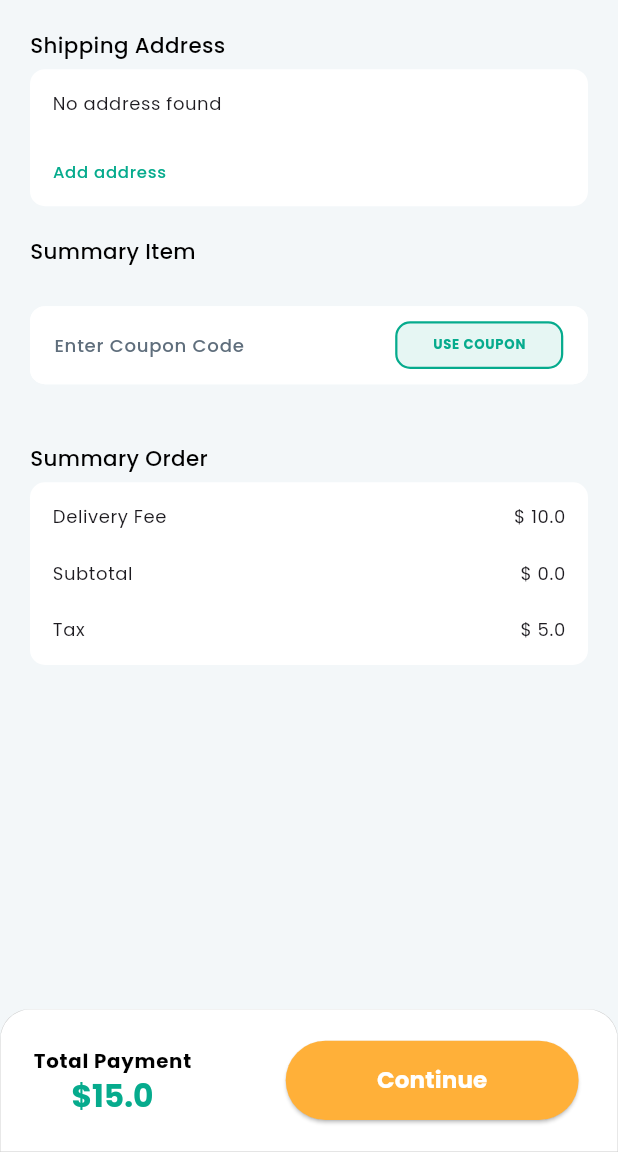
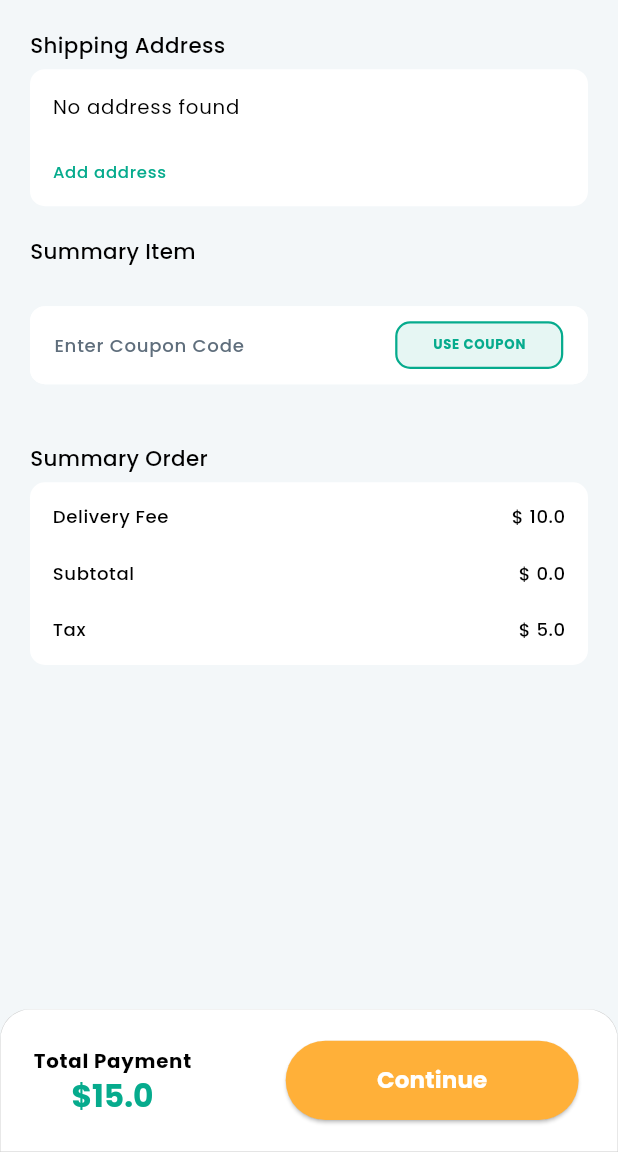
Before and after one commit to logicberry/shopping-app-mobile, a Flutter app: the CheckOutPage screen opened directly with empty values, on a phone screen of 412 x 824 dp, the part 84-1236 px from its top. Run offline on Flutter 3.47's test engine with Material 3 defaults, Android fonts, the phone set to English and light mode, and no system bars; our stand-ins replace flutter_rating_bar, flutter_screenutil, flutter_svg, get_it, go_router, internet_connection_checker and 2 more; missing offline and left inert: autoscale_tabbarview; accounts and stored records are empty.

Commit message:
fix: darkmode font issues

```diff
--- a/lib/src/core/app_theme.dart
+++ b/lib/src/core/app_theme.dart
@@ -12,12 +12,16 @@ class AppTheme {
     //BODY
     titleLarge: TextStyle(
         fontSize: 19.sp, color: AppColors.black, fontWeight: FontWeight.w600),
+    titleMedium: TextStyle(
+        fontSize: 16.sp, color: AppColors.black, fontWeight: FontWeight.w600),
 
     bodyLarge: TextStyle(
         fontSize: 12.sp, color: AppColors.black, fontWeight: FontWeight.w400),
 
     bodyMedium: TextStyle(
         fontSize: 13.sp, color: AppColors.black, fontWeight: FontWeight.w500),
+    bodySmall: TextStyle(
+        fontSize: 11.sp, color: AppColors.black, fontWeight: FontWeight.w500),
 
     //LABEL
     labelLarge: TextStyle(
@@ -33,10 +37,14 @@ class AppTheme {
     headlineMedium: TextStyle(fontSize: 12.sp, color: AppColors.white),
     titleLarge: TextStyle(
         fontSize: 19.sp, color: AppColors.white, fontWeight: FontWeight.w600),
+    titleMedium: TextStyle(
+        fontSize: 16.sp, color: AppColors.white, fontWeight: FontWeight.w600),
     bodyLarge: TextStyle(
         fontSize: 12.sp, color: AppColors.white, fontWeight: FontWeight.w400),
     bodyMedium: TextStyle(
         fontSize: 13.sp, color: AppColors.white, fontWeight: FontWeight.w500),
+    bodySmall: TextStyle(
+        fontSize: 11.sp, color: AppColors.white, fontWeight: FontWeight.w500),
     labelLarge: TextStyle(
         fontSize: 14.sp, color: AppColors.white, fontWeight: FontWeight.w600),
     labelSmall: TextStyle(fontSize: 11.sp, color: const Color(0xFF5F6E7C)),
--- a/lib/src/core/asset-manager/image_path.dart
+++ b/lib/src/core/asset-manager/image_path.dart
@@ -7,6 +7,7 @@ class ImagePath {
   static const String logo = '${imagePath}logo.png';
   static const String register = '${imagePath}register.png';
   static const String welcome = '${imagePath}welcome.png';
+  static const String avatar = '${imagePath}avatar.png';
   static const String promo1 = '${imagePath}promobanner.jpg';
   static const String promo2 = '${imagePath}promo2.jpg';
   static const String promo3 = '${imagePath}promo3.jpg';
--- a/lib/src/features/Cart/screens/cart_page.dart
+++ b/lib/src/features/Cart/screens/cart_page.dart
@@ -48,7 +48,8 @@ class _CartPageState extends State<CartPage> {
                             checkboxShape: RoundedRectangleBorder(
                                 borderRadius: BorderRadius.circular(5.r)),
                             controlAffinity: ListTileControlAffinity.leading,
-                            title: const Text('Select All Item'),
+                            title: Text('Select All Item',
+                                style: Theme.of(context).textTheme.bodyMedium),
                             value: true,
                             onChanged: (v) {}),
                         ListView.separated(
--- a/lib/src/features/Checkout/screens/checkout_page.dart
+++ b/lib/src/features/Checkout/screens/checkout_page.dart
@@ -45,7 +45,7 @@ class _CheckOutPageState extends State<CheckOutPage> {
             child: Column(
               crossAxisAlignment: CrossAxisAlignment.start,
               children: [
-                const Text('Shipping Address'),
+                Text('Shipping Address', style: textTheme.bodyMedium),
                 Space.height(6),
                 Container(
                   height: 90.h,
@@ -60,7 +60,7 @@ class _CheckOutPageState extends State<CheckOutPage> {
                     crossAxisAlignment: CrossAxisAlignment.start,
                     children: [
                       Text(user.address ?? 'No address found',
-                          style: textTheme.bodySmall),
+                          style: textTheme.bodyLarge),
                       GestureDetector(
                         onTap: () => context
                             .pushNamed(RouteConstants.editProfile, extra: user),
@@ -76,7 +76,7 @@ class _CheckOutPageState extends State<CheckOutPage> {
                   ),
                 ),
                 Space.height(20),
-                const Text('Summary Item'),
+                Text('Summary Item', style: textTheme.bodyMedium),
                 Space.height(6),
                 Column(
                   crossAxisAlignment: CrossAxisAlignment.stretch,
@@ -153,7 +153,7 @@ class _CheckOutPageState extends State<CheckOutPage> {
                   ),
                 ),
                 Space.height(20),
-                const Text('Summary Order'),
+                Text('Summary Order', style: textTheme.bodyMedium),
                 Space.height(6),
                 Container(
                   height: 120.h,
--- a/lib/src/features/Checkout/widget/summary_item_card.dart
+++ b/lib/src/features/Checkout/widget/summary_item_card.dart
@@ -45,7 +45,7 @@ class _SummaryItemCardState extends State<SummaryItemCard> {
               }),
         ),
       ),
-      title: Text(widget.productName, style: textTheme.titleSmall),
+      title: Text(widget.productName, style: textTheme.titleMedium),
       subtitle: Text('\$${widget.productPrice}',
           style: textTheme.titleSmall?.copyWith(
               color: AppColors.primaryColor, fontWeight: FontWeight.w600)),
--- a/lib/src/features/Notification/screens/notifications_page.dart
+++ b/lib/src/features/Notification/screens/notifications_page.dart
@@ -1,6 +1,7 @@
 import 'package:flutter/material.dart';
 import 'package:shopapp/src/components/appbar.dart';
 
+import '../../../core/core.dart';
 import '../widget/nofication_card.dart';
 
 class NotificationsPage extends StatelessWidget {
@@ -9,17 +10,20 @@ class NotificationsPage extends StatelessWidget {
   @override
   Widget build(BuildContext context) {
     return Scaffold(
+      backgroundColor: Theme.of(context).scaffoldBackgroundColor,
       appBar: const SHAppBar(
         actionConfig: AppBarActionConfig.none,
         title: 'Notifications',
         centerTitle: true,
         implyLeading: true,
+        actionColor: AppColors.white,
+        background: AppColors.primaryColor,
       ),
       body: Padding(
           padding: const EdgeInsets.all(20.0),
           child: ListView.separated(
             shrinkWrap: true,
-            itemCount: 10,
+            itemCount: 7,
             separatorBuilder: (context, index) => const Divider(
               thickness: 1,
             ),
--- a/lib/src/features/Profile/widget/profile_card.dart
+++ b/lib/src/features/Profile/widget/profile_card.dart
@@ -77,7 +77,8 @@ class BalanceCard extends StatelessWidget {
           mainAxisAlignment: MainAxisAlignment.spaceBetween,
           crossAxisAlignment: CrossAxisAlignment.start,
           children: [
-            Text(title, style: textTheme.bodySmall?.copyWith()),
+            Text(title,
+                style: textTheme.bodyLarge?.copyWith(color: AppColors.black)),
             Text(balanceText,
                 style: textTheme.titleLarge?.copyWith(
                   color: balancdTextColor,
```
Also changed, not shown: lib/src/features/Cart/widgets/cart_card.dart (+9 -14 lines), lib/src/features/Feeds/widget/feed_card.dart (+47 -47 lines), lib/src/features/Profile/screens/edit_profile_page.dart (+8 -5 lines), lib/src/features/Profile/screens/profile_page.dart (+17 -35 lines), assets/images/avatar.png (added).
